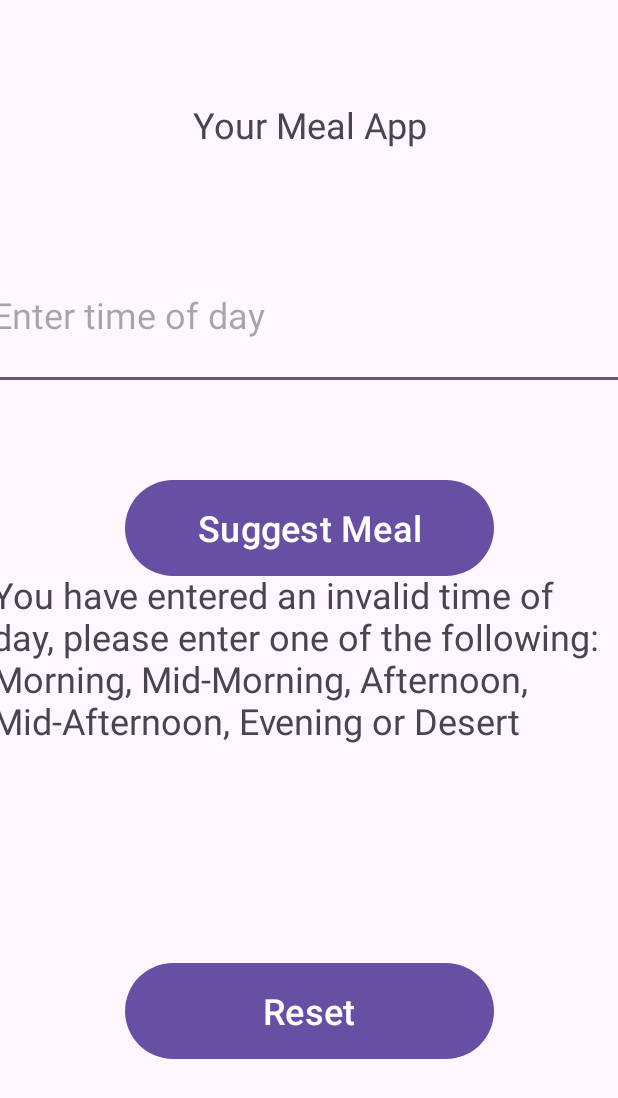
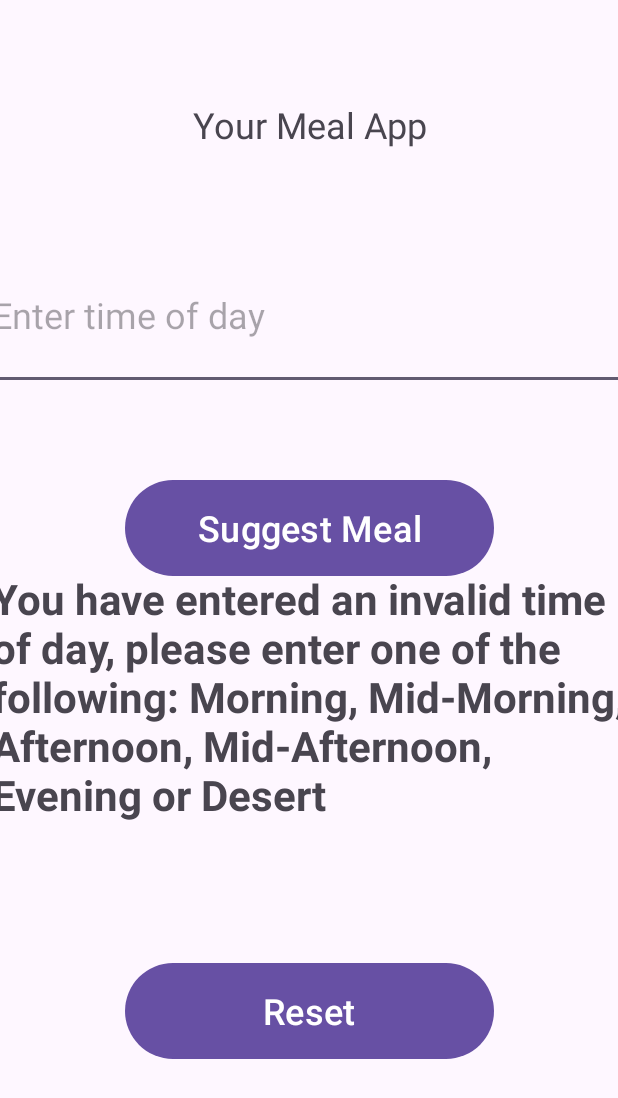
Before and after one commit to ST10381843-Lusanda-Shai/IMAD-Assessment-1, an Android app: the screen it shows after launch (MainActivity), after a tap on "Suggest Meal", on a phone screen of 412 x 824 dp. Shown: the top 1098 px of the screen. Run offline under Robolectric (Android 15) with nearby library versions, the phone set to English and light mode, and no system bars.

Commit message:
Changed the textview text size to 28sp and the text style to bold, changed the heading text size to 32sp

```diff
--- a/app/src/main/res/layout/activity_main.xml
+++ b/app/src/main/res/layout/activity_main.xml
@@ -42,7 +42,8 @@
         android:layout_marginBottom="244dp"
         android:hint=""
         android:text=""
-        android:textSize="24sp"
+        android:textSize="28sp"
+        android:textStyle="bold"
         app:layout_constraintBottom_toBottomOf="parent"
         app:layout_constraintEnd_toEndOf="parent"
         app:layout_constraintStart_toStartOf="parent" />
```
